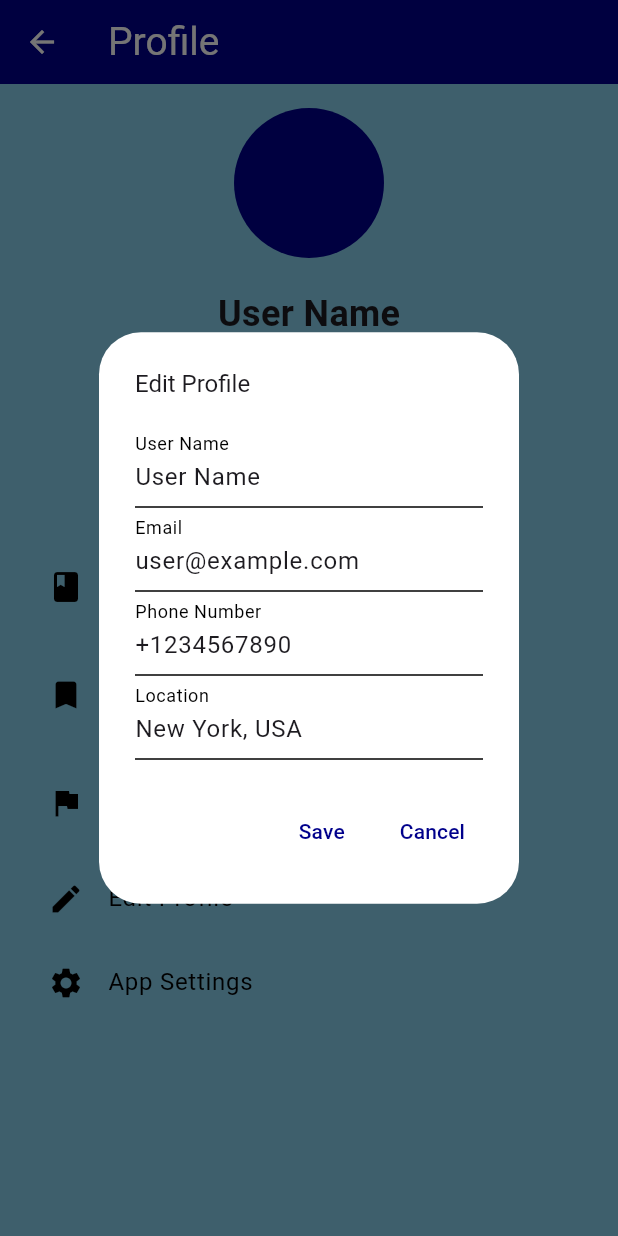
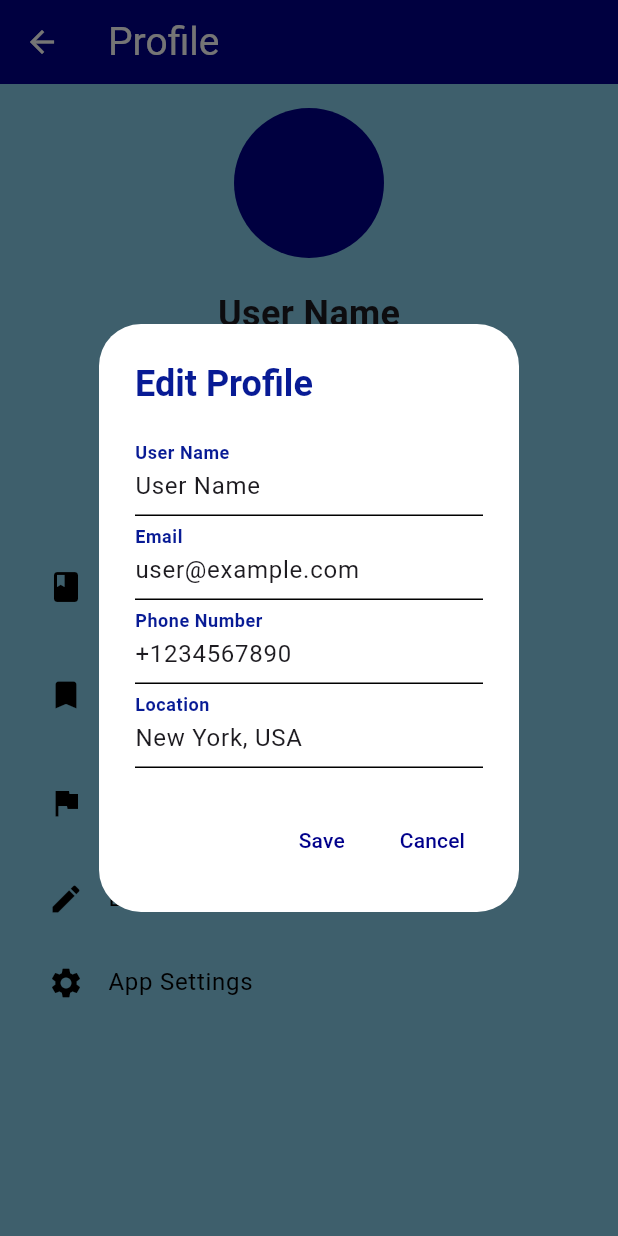
Before and after one commit to mishhkaaa/BookLibrary, a Flutter app: the ProfilePage screen opened directly, after a tap on "Edit Profile", on a phone screen of 412 x 824 dp. Run offline on Flutter 3.47's test engine with Material 3 defaults, Android fonts, the phone set to English and light mode, and no system bars; network calls fail.

Commit message:
Final Changes

```diff
--- a/lib/screens/app_drawer.dart
+++ b/lib/screens/app_drawer.dart
@@ -1,4 +1,4 @@
-// ignore_for_file: prefer_const_constructors, prefer_const_literals_to_create_immutables, prefer_const_constructors_in_immutables, use_key_in_widget_constructors
+// ignore_for_file: prefer_const_constructors, prefer_const_literals_to_create_immutables, prefer_const_constructors_in_immutables, use_key_in_widget_constructors, sized_box_for_whitespace
 
 import 'package:flutter/material.dart';
 import 'settings_page.dart';
--- a/lib/screens/book.dart
+++ b/lib/screens/book_model.dart
@@ -1,11 +1,11 @@
+import 'package:flutter/material.dart';
+
 class Book {
   final String title;
-  final String imageUrl;
   final String summary;
 
   Book({
     required this.title,
-    required this.imageUrl,
     required this.summary,
   });
 }
--- a/lib/screens/book_provider.dart
+++ b/lib/screens/book_provider.dart
@@ -1,3 +1,5 @@
+// ignore_for_file: prefer_final_fields
+
 import 'package:flutter/material.dart';
 
 class Book {
@@ -15,7 +17,7 @@ class BookProvider extends ChangeNotifier {
     Book(
       title: 'Verity',
       summary:
-          'In Verity, struggling writer Lowen Ashleigh is offered a lucrative opportunity to finish the remaining books in a successful author Verity Crawford\'s series after her tragic accident. Lowen moves into the Crawford home to review Verity\’s notes and research. While there, she discovers an unpublished autobiography by Verity that reveals disturbing and violent truths about Verity\’s life and her family. As Lowen delves deeper into the manuscript, she becomes entangled in a web of deception, danger, and psychological manipulation. The novel explores themes of truth, deception, and the moral ambiguity of its characters.',
+          'In Verity, struggling writer Lowen Ashleigh is offered a lucrative opportunity to finish the remaining books in a successful author Verity Crawford\'s series after her tragic accident. Lowen moves into the Crawford home to review Verity’s notes and research. While there, she discovers an unpublished autobiography by Verity that reveals disturbing and violent truths about Verity’s life and her family. As Lowen delves deeper into the manuscript, she becomes entangled in a web of deception, danger, and psychological manipulation. The novel explores themes of truth, deception, and the moral ambiguity of its characters.',
     ),
     Book(
       title: 'The Silent Patient',
@@ -25,7 +27,7 @@ class BookProvider extends ChangeNotifier {
     Book(
       title: 'Never Lie',
       summary:
-          'In Never Lie, Dr. Hannah Brown is a psychologist who is recovering from a traumatic experience and moves to a new town for a fresh start. She starts working with a patient, Sarah, who is suspected of a serious crime but insists on her innocence. As Hannah delves into Sarah\’s past, she begins to uncover a series of lies and deceptions that challenge her understanding of truth and morality. The novel is a psychological thriller that explores the impact of trauma, the intricacies of human behavior, and the quest for justice.',
+          'In Never Lie, Dr. Hannah Brown is a psychologist who is recovering from a traumatic experience and moves to a new town for a fresh start. She starts working with a patient, Sarah, who is suspected of a serious crime but insists on her innocence. As Hannah delves into Sarah’s past, she begins to uncover a series of lies and deceptions that challenge her understanding of truth and morality. The novel is a psychological thriller that explores the impact of trauma, the intricacies of human behavior, and the quest for justice.',
     ),
   ];
 
--- a/lib/screens/genres_tab_content.dart
+++ b/lib/screens/genres_tab_content.dart
@@ -1,3 +1,5 @@
+// ignore_for_file: prefer_const_constructors
+
 import 'package:flutter/material.dart';
 
 class GenresTabContent extends StatelessWidget {
--- a/lib/screens/profile_page.dart
+++ b/lib/screens/profile_page.dart
@@ -25,25 +25,46 @@ class _ProfilePageState extends State<ProfilePage> {
         final _locationController = TextEditingController(text: _location);
 
         return AlertDialog(
-          title: Text('Edit Profile'),
+          backgroundColor: Colors.white,
+          title: Text('Edit Profile',
+              style: TextStyle(
+                  fontWeight: FontWeight.w700,
+                  fontSize: 24,
+                  color: Color.fromARGB(255, 8, 27, 149))),
           content: SingleChildScrollView(
             child: Column(
               children: [
                 TextField(
                   controller: _userNameController,
-                  decoration: InputDecoration(labelText: 'User Name'),
+                  decoration: InputDecoration(
+                      labelText: 'User Name',
+                      labelStyle: TextStyle(
+                          color: Color.fromARGB(255, 8, 27, 149),
+                          fontWeight: FontWeight.bold)),
                 ),
                 TextField(
                   controller: _emailController,
-                  decoration: InputDecoration(labelText: 'Email'),
+                  decoration: InputDecoration(
+                      labelText: 'Email',
+                      labelStyle: TextStyle(
+                          color: Color.fromARGB(255, 8, 27, 149),
+                          fontWeight: FontWeight.bold)),
                 ),
                 TextField(
                   controller: _phoneNumberController,
-                  decoration: InputDecoration(labelText: 'Phone Number'),
+                  decoration: InputDecoration(
+                      labelText: 'Phone Number',
+                      labelStyle: TextStyle(
+                          color: Color.fromARGB(255, 8, 27, 149),
+                          fontWeight: FontWeight.bold)),
                 ),
                 TextField(
                   controller: _locationController,
-                  decoration: InputDecoration(labelText: 'Location'),
+                  decoration: InputDecoration(
+                      labelText: 'Location',
+                      labelStyle: TextStyle(
+                          color: Color.fromARGB(255, 8, 27, 149),
+                          fontWeight: FontWeight.bold)),
                 ),
               ],
             ),
```
Also changed, not shown: lib/screens/book_detail_page.dart (added, +34 -0 lines), lib/screens/continue_reading_tab_content.dart (+53 -8 lines), lib/screens/home_screen.dart (+25 -3 lines), lib/screens/home_tab_content.dart (+6 -3 lines), lib/screens/readlist_tab_content.dart (+49 -7 lines), lib/screens/recently_read_tab_content.dart (+49 -7 lines).
